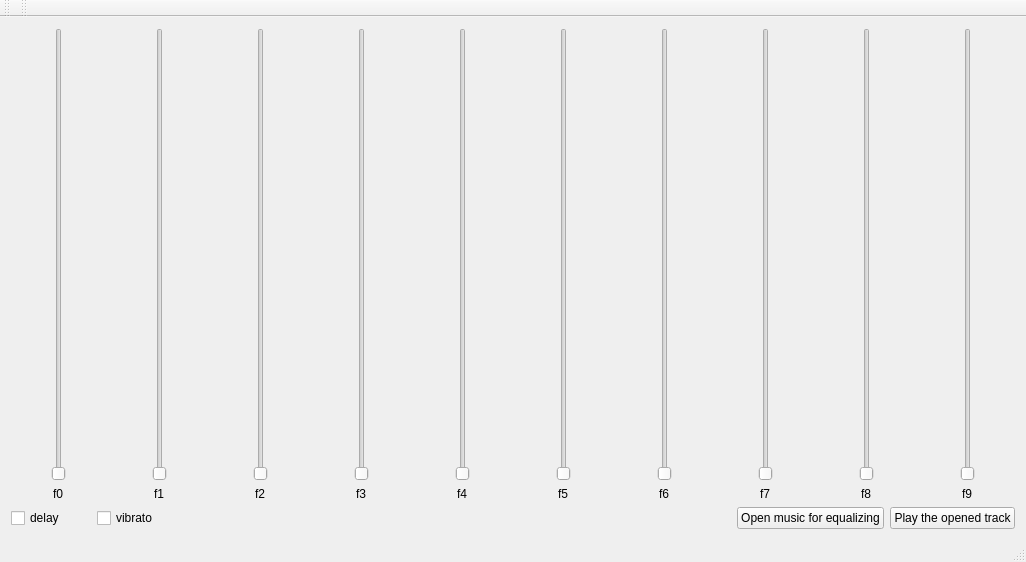
Old version of the form mainwindow.ui in the repository feakuru/fealizer.
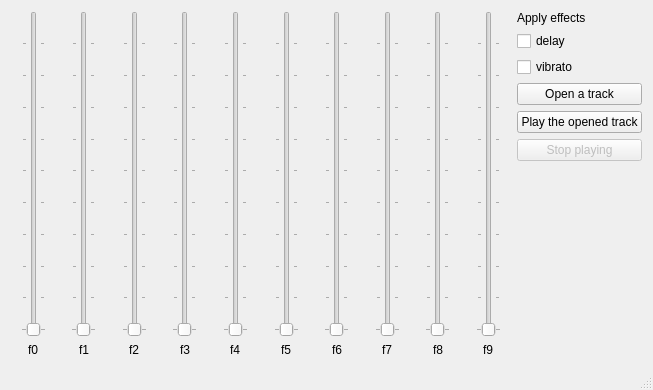
New version of the form.

What changed in the file:
```diff
--- a/mainwindow.ui
+++ b/mainwindow.ui
@@ -6,24 +6,37 @@
    <rect>
     <x>0</x>
     <y>0</y>
-    <width>1026</width>
-    <height>562</height>
+    <width>653</width>
+    <height>390</height>
    </rect>
   </property>
   <property name="windowTitle">
    <string>MainWindow</string>
   </property>
   <widget class="QWidget" name="centralWidget">
-   <layout class="QVBoxLayout" name="verticalLayout_11">
-    <item>
      <layout class="QHBoxLayout" name="horizontalLayout">
       <item>
        <layout class="QVBoxLayout" name="verticalLayout">
         <item alignment="Qt::AlignHCenter">
          <widget class="QSlider" name="verticalSlider">
+        <property name="minimum">
+         <number>1</number>
+        </property>
           <property name="orientation">
            <enum>Qt::Vertical</enum>
           </property>
+        <property name="invertedAppearance">
+         <bool>false</bool>
+        </property>
+        <property name="invertedControls">
+         <bool>false</bool>
+        </property>
+        <property name="tickPosition">
+         <enum>QSlider::TicksBothSides</enum>
+        </property>
+        <property name="tickInterval">
+         <number>10</number>
+        </property>
          </widget>
         </item>
         <item alignment="Qt::AlignHCenter">
@@ -39,9 +52,18 @@
        <layout class="QVBoxLayout" name="verticalLayout_2">
         <item alignment="Qt::AlignHCenter">
          <widget class="QSlider" name="verticalSlider_2">
+        <property name="minimum">
+         <number>1</number>
+        </property>
           <property name="orientation">
            <enum>Qt::Vertical</enum>
           </property>
+        <property name="tickPosition">
+         <enum>QSlider::TicksBothSides</enum>
+        </property>
+        <property name="tickInterval">
+         <number>10</number>
+        </property>
          </widget>
         </item>
         <item alignment="Qt::AlignHCenter">
@@ -57,9 +79,18 @@
        <layout class="QVBoxLayout" name="verticalLayout_3">
         <item alignment="Qt::AlignHCenter">
          <widget class="QSlider" name="verticalSlider_3">
+        <property name="minimum">
+         <number>1</number>
+        </property>
           <property name="orientation">
            <enum>Qt::Vertical</enum>
           </property>
+        <property name="tickPosition">
+         <enum>QSlider::TicksBothSides</enum>
+        </property>
+        <property name="tickInterval">
+         <number>10</number>
+        </property>
          </widget>
         </item>
         <item alignment="Qt::AlignHCenter">
@@ -75,9 +106,18 @@
        <layout class="QVBoxLayout" name="verticalLayout_4">
         <item alignment="Qt::AlignHCenter">
          <widget class="QSlider" name="verticalSlider_4">
+        <property name="minimum">
+         <number>1</number>
+        </property>
           <property name="orientation">
            <enum>Qt::Vertical</enum>
           </property>
+        <property name="tickPosition">
+         <enum>QSlider::TicksBothSides</enum>
+        </property>
+        <property name="tickInterval">
+         <number>10</number>
+        </property>
          </widget>
         </item>
         <item alignment="Qt::AlignHCenter">
@@ -93,9 +133,18 @@
        <layout class="QVBoxLayout" name="verticalLayout_5">
         <item alignment="Qt::AlignHCenter">
          <widget class="QSlider" name="verticalSlider_5">
+        <property name="minimum">
+         <number>1</number>
+        </property>
           <property name="orientation">
            <enum>Qt::Vertical</enum>
           </property>
+        <property name="tickPosition">
+         <enum>QSlider::TicksBothSides</enum>
+        </property>
+        <property name="tickInterval">
+         <number>10</number>
+        </property>
          </widget>
         </item>
         <item alignment="Qt::AlignHCenter">
@@ -111,9 +160,18 @@
        <layout class="QVBoxLayout" name="verticalLayout_6">
         <item alignment="Qt::AlignHCenter">
          <widget class="QSlider" name="verticalSlider_6">
+        <property name="minimum">
+         <number>1</number>
+        </property>
           <property name="orientation">
            <enum>Qt::Vertical</enum>
           </property>
+        <property name="tickPosition">
+         <enum>QSlider::TicksBothSides</enum>
+        </property>
+        <property name="tickInterval">
+         <number>10</number>
+        </property>
          </widget>
         </item>
         <item alignment="Qt::AlignHCenter">
@@ -129,9 +187,18 @@
        <layout class="QVBoxLayout" name="verticalLayout_7">
         <item alignment="Qt::AlignHCenter">
          <widget class="QSlider" name="verticalSlider_7">
+        <property name="minimum">
+         <number>1</number>
+        </property>
           <property name="orientation">
            <enum>Qt::Vertical</enum>
           </property>
+        <property name="tickPosition">
+         <enum>QSlider::TicksBothSides</enum>
+        </property>
+        <property name="tickInterval">
+         <number>10</number>
+        </property>
          </widget>
         </item>
         <item alignment="Qt::AlignHCenter">
@@ -147,9 +214,18 @@
        <layout class="QVBoxLayout" name="verticalLayout_8">
         <item alignment="Qt::AlignHCenter">
          <widget class="QSlider" name="verticalSlider_8">
+        <property name="minimum">
+         <number>1</number>
+        </property>
           <property name="orientation">
            <enum>Qt::Vertical</enum>
           </property>
+        <property name="tickPosition">
+         <enum>QSlider::TicksBothSides</enum>
+        </property>
+        <property name="tickInterval">
+         <number>10</number>
+        </property>
          </widget>
         </item>
         <item alignment="Qt::AlignHCenter">
@@ -165,9 +241,18 @@
        <layout class="QVBoxLayout" name="verticalLayout_9">
         <item alignment="Qt::AlignHCenter">
          <widget class="QSlider" name="verticalSlider_9">
+        <property name="minimum">
+         <number>1</number>
+        </property>
           <property name="orientation">
            <enum>Qt::Vertical</enum>
           </property>
+        <property name="tickPosition">
+         <enum>QSlider::TicksBothSides</enum>
+        </property>
+        <property name="tickInterval">
+         <number>10</number>
+        </property>
          </widget>
         </item>
         <item alignment="Qt::AlignHCenter">
@@ -183,9 +268,18 @@
        <layout class="QVBoxLayout" name="verticalLayout_10">
         <item alignment="Qt::AlignHCenter">
          <widget class="QSlider" name="verticalSlider_10">
+        <property name="minimum">
+         <number>1</number>
+        </property>
           <property name="orientation">
            <enum>Qt::Vertical</enum>
           </property>
+        <property name="tickPosition">
+         <enum>QSlider::TicksBothSides</enum>
+        </property>
+        <property name="tickInterval">
+         <number>10</number>
+        </property>
          </widget>
         </item>
         <item alignment="Qt::AlignHCenter">
@@ -197,10 +291,15 @@
         </item>
        </layout>
       </item>
-     </layout>
-    </item>
-    <item>
-     <layout class="QHBoxLayout" name="horizontalLayout_2">
+    <item>
+     <layout class="QVBoxLayout" name="verticalLayout_11">
+      <item>
+       <widget class="QLabel" name="label_11">
+        <property name="text">
+         <string>Apply effects</string>
+        </property>
+       </widget>
+      </item>
       <item>
        <widget class="QCheckBox" name="delay_checkBox">
         <property name="minimumSize">
@@ -240,22 +339,9 @@
        </widget>
       </item>
       <item>
-       <spacer name="horizontalSpacer">
-        <property name="orientation">
-         <enum>Qt::Horizontal</enum>
-        </property>
-        <property name="sizeHint" stdset="0">
-         <size>
-          <width>40</width>
-          <height>20</height>
-         </size>
-        </property>
-       </spacer>
-      </item>
-      <item alignment="Qt::AlignHCenter">
        <widget class="QPushButton" name="openButton">
         <property name="text">
-         <string>Open music for equalizing</string>
+         <string>Open a track</string>
         </property>
        </widget>
       </item>
@@ -266,40 +352,34 @@
         </property>
        </widget>
       </item>
-     </layout>
-    </item>
-   </layout>
-  </widget>
-  <widget class="QMenuBar" name="menuBar">
-   <property name="geometry">
-    <rect>
-     <x>0</x>
-     <y>0</y>
-     <width>1026</width>
-     <height>22</height>
-    </rect>
-   </property>
-  </widget>
-  <widget class="QToolBar" name="mainToolBar">
-   <attribute name="toolBarArea">
-    <enum>TopToolBarArea</enum>
-   </attribute>
-   <attribute name="toolBarBreak">
+      <item>
+       <widget class="QPushButton" name="stopButton">
+        <property name="enabled">
     <bool>false</bool>
-   </attribute>
+        </property>
+        <property name="text">
+         <string>Stop playing</string>
+        </property>
+       </widget>
+      </item>
+      <item>
+       <spacer name="verticalSpacer">
+        <property name="orientation">
+         <enum>Qt::Vertical</enum>
+        </property>
+        <property name="sizeHint" stdset="0">
+         <size>
+          <width>20</width>
+          <height>40</height>
+         </size>
+        </property>
+       </spacer>
+      </item>
+     </layout>
+    </item>
+   </layout>
   </widget>
   <widget class="QStatusBar" name="statusBar"/>
-  <widget class="QToolBar" name="toolBar">
-   <property name="windowTitle">
-    <string>toolBar</string>
-   </property>
-   <attribute name="toolBarArea">
-    <enum>TopToolBarArea</enum>
-   </attribute>
-   <attribute name="toolBarBreak">
-    <bool>false</bool>
-   </attribute>
-  </widget>
  </widget>
  <layoutdefault spacing="6" margin="11"/>
  <resources/>
```
Lines whose indentation alone changed are shown as unchanged.
